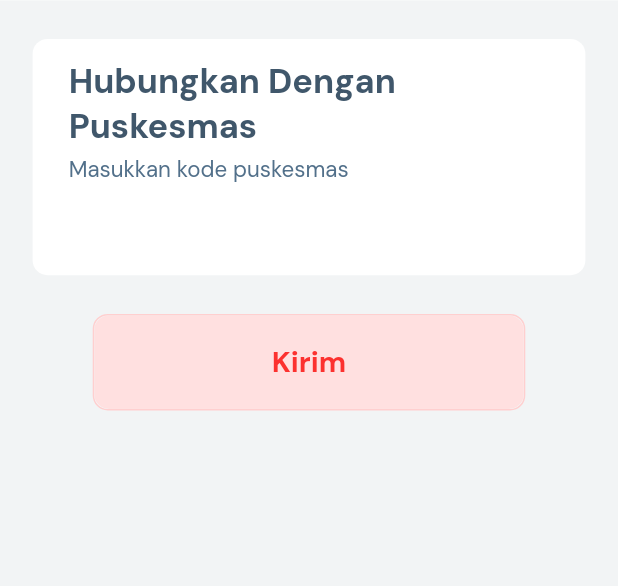
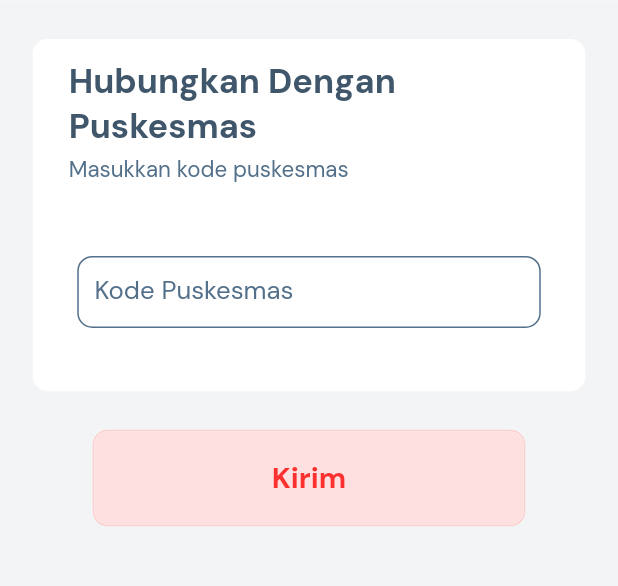
Before and after one commit to angga1518/CoronaSurvivor_Flutter, a Flutter app: the ConnectPuskesPage widget shown alone on an empty page, opened directly, on a phone screen of 412 x 824 dp, the part 131-717 px from its top. Run offline on Flutter 3.47's test engine with Material 2 defaults, Android fonts, the phone set to English and light mode, and no system bars; our stand-ins replace bloc, email_validator, equatable, firebase_auth, firebase_core, firebase_messaging and 5 more; accounts and stored records are empty.

Commit message:
feat: finish connect puskes UI

```diff
--- a/lib/ui/pages/Calendar/calendar_connect_puskes_page.dart
+++ b/lib/ui/pages/Calendar/calendar_connect_puskes_page.dart
@@ -6,16 +6,30 @@ class ConnectPuskesPage extends StatefulWidget {
 }
 
 class _ConnectPuskesPageState extends State<ConnectPuskesPage> {
+  TextEditingController kodeController = TextEditingController();
+  bool isKodeValid = true;
   @override
   Widget build(BuildContext context) {
     return CalendarDefaultTemplate(
-      SizedBox(),
+      SizedBox(
+        child: TextFieldWidget(
+          "Kode Puskesmas",
+          "Kode Puskesmas",
+          (value) {
+            kodeController.text = value;
+          },
+          false,
+          isValid: isKodeValid,
+          errorText: "Kode tidak valid",
+        ),
+      ),
       addHeader: true,
       header: "Hubungkan Dengan Puskesmas",
       desc: "Masukkan kode puskesmas",
       backTo: GoToCalendarHome(),
-      goTo: null,
+      goTo: GoToSuccessPage(),
       pinkButtonTitle: "Kirim",
+      onPinkButtonTap: () {},
     );
   }
 }
--- a/lib/ui/pages/Calendar/calendar_home_page.dart
+++ b/lib/ui/pages/Calendar/calendar_home_page.dart
@@ -8,6 +8,7 @@ class CalendarHomePage extends StatefulWidget {
 class _CalendarHomePageState extends State<CalendarHomePage> {
   @override
   Widget build(BuildContext context) {
+    PageBloc pageBloc = BlocProvider.of<PageBloc>(context);
     return CalendarDefaultTemplate(
       SizedBox(
           child: Column(
@@ -96,7 +97,9 @@ class _CalendarHomePageState extends State<CalendarHomePage> {
                       color: UIHelper.colorPink,
                       child: InkWell(
                         splashColor: UIHelper.colorPinkLight,
-                        onTap: () {},
+                        onTap: () {
+                          pageBloc.add(GoToConnectPuskesmasPage());
+                        },
                         child: Padding(
                           padding: EdgeInsets.symmetric(
                               horizontal: UIHelper.setResWidth(5)),
--- a/lib/ui/pages/wrapper.dart
+++ b/lib/ui/pages/wrapper.dart
@@ -63,7 +63,7 @@ class _WrapperState extends State<Wrapper> {
     PageBloc pageBloc = BlocProvider.of<PageBloc>(context);
     UserBloc userBloc = BlocProvider.of<UserBloc>(context);
 
-    pageBloc.add(GoToCalendarHome());
+    // pageBloc.add(GoToConnectPuskesmasPage());
     // if (user == null) {
     //   // for dev
     //   // pageBloc.add(GoToCalendarSignUpPage1());
--- a/lib/ui/widgets/calendar_template.dart
+++ b/lib/ui/widgets/calendar_template.dart
@@ -11,6 +11,7 @@ class CalendarDefaultTemplate extends StatelessWidget {
   final bool withPinkButton;
   final String pinkButtonTitle;
   final String header;
+  final Function onPinkButtonTap;
 
   CalendarDefaultTemplate(this.child,
       {this.addHeader = true,
@@ -21,7 +22,8 @@ class CalendarDefaultTemplate extends StatelessWidget {
       this.isEnabled = true,
       this.withPinkButton = true,
       this.header = "Buat MyCalendar",
-      this.pinkButtonTitle = "Lanjut"});
+      this.pinkButtonTitle = "Lanjut",
+      this.onPinkButtonTap});
 
   @override
   Widget build(BuildContext context) {
@@ -94,6 +96,9 @@ class CalendarDefaultTemplate extends StatelessWidget {
                                 if (goTo != null) {
                                   pageBloc.add(goTo);
                                 }
+                                if (onPinkButtonTap != null) {
+                                  onPinkButtonTap();
+                                }
                               },
                               isEnabled: isEnabled,
                             )
```
Also changed, not shown: lib/ui/pages/success_page.dart (+48 -2 lines), assets/success.png (added).
